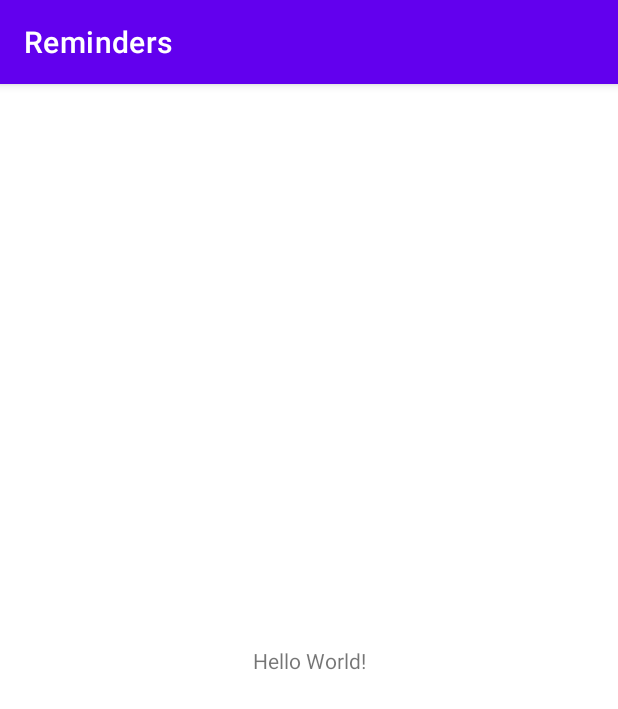
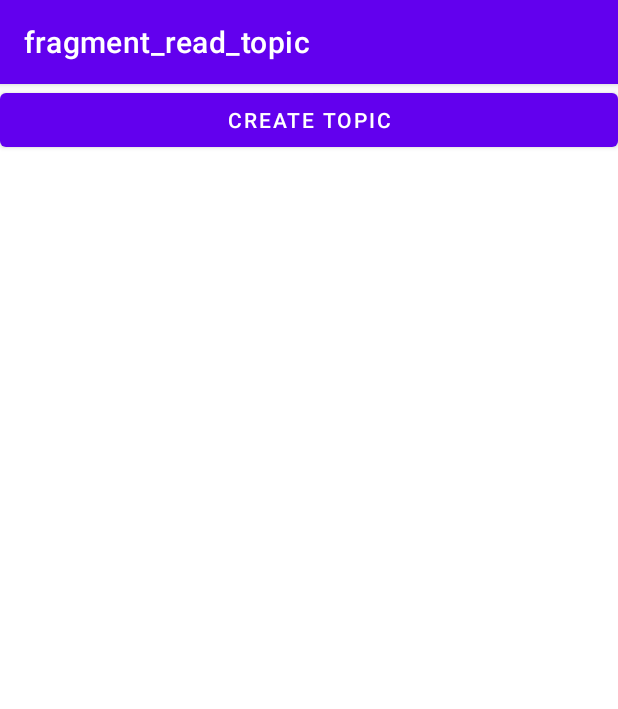
Before and after one commit to Huy-GV/AndroidReminders, an Android app: the screen it shows after launch (MainActivity), on a phone screen of 412 x 824 dp. Shown: the top 709 px of the screen. Run offline under Robolectric (Android 15) with nearby library versions, the phone set to English and light mode, and no system bars; our stand-ins replace Room's generated code, navigation-ui.

```diff
--- a/app/src/main/AndroidManifest.xml
+++ b/app/src/main/AndroidManifest.xml
@@ -4,6 +4,7 @@
 
     <application
         android:allowBackup="true"
+        android:name=".application.MyApplication"
         android:icon="@mipmap/ic_launcher"
         android:label="@string/app_name"
         android:roundIcon="@mipmap/ic_launcher_round"
--- /dev/null
+++ b/app/src/main/java/com/reminders/AppViewModel.kt
@@ -0,0 +1,55 @@
+  package com.reminders
+
+import androidx.lifecycle.*
+import androidx.room.Room
+import com.reminders.data.dao.*
+import com.reminders.data.database.AppDatabase
+import com.reminders.data.model.*
+import kotlinx.coroutines.launch
+import java.util.*
+
+class AppViewModel(
+    private val topicDao: TopicDao,
+    private val reminderDao: ReminderDao
+
+) : ViewModel() {
+    fun getTopics() : LiveData<List<Topic>> {
+        return topicDao.getAll().asLiveData()
+    }
+
+    fun createTopic(name: String, creationDate: Date) {
+        viewModelScope.launch {
+            topicDao.create(Topic(name = name, creationDate = creationDate))
+        }
+    }
+
+    fun getReminders(topicId: Int) {
+        viewModelScope.launch {
+            reminderDao.getAll(topicId)
+        }
+    }
+
+    fun createReminder(content: String, deadline: Date, priority: Int, topicId: Int) {
+        viewModelScope.launch {
+            reminderDao.create(Reminder(
+                content = content,
+                deadline = deadline,
+                priority = priority,
+                topicId = topicId
+            ))
+        }
+    }
+
+
+
+    class Factory(
+        private val reminderDao: ReminderDao,
+        private val topicDao: TopicDao
+        ) : ViewModelProvider.Factory {
+
+        override fun <T : ViewModel?> create(modelClass: Class<T>): T {
+            return AppViewModel(topicDao, reminderDao) as T
+        }
+    }
+
+}
--- a/app/src/main/java/com/reminders/MainActivity.kt
+++ b/app/src/main/java/com/reminders/MainActivity.kt
@@ -2,10 +2,27 @@ package com.reminders
 
 import androidx.appcompat.app.AppCompatActivity
 import android.os.Bundle
+import androidx.navigation.NavController
+import androidx.navigation.fragment.NavHostFragment
+import androidx.navigation.ui.NavigationUI
+
 
 class MainActivity : AppCompatActivity() {
+
+    private lateinit var navController: NavController
+
     override fun onCreate(savedInstanceState: Bundle?) {
         super.onCreate(savedInstanceState)
         setContentView(R.layout.activity_main)
+
+        val navHostFragment = supportFragmentManager
+            .findFragmentById(R.id.nav_host_fragment) as NavHostFragment
+        navController = navHostFragment.navController
+        // Set up the action bar for use with the NavController
+        NavigationUI.setupActionBarWithNavController(this, navController)
+    }
+
+    override fun onSupportNavigateUp(): Boolean {
+        return navController.navigateUp() || super.onSupportNavigateUp()
     }
 }
--- /dev/null
+++ b/app/src/main/java/com/reminders/application/MyApplication.kt
@@ -0,0 +1,11 @@
+package com.reminders.application
+
+import android.app.Application
+import com.reminders.data.database.AppDatabase
+
+
+class MyApplication : Application() {
+    // Using by lazy so the database and the repository are only created when they're needed
+    // rather than when the application starts
+    val database: AppDatabase by lazy { AppDatabase.getDatabase(this) }
+}
--- a/app/src/main/java/com/reminders/data/dao/ReminderDao.kt
+++ b/app/src/main/java/com/reminders/data/dao/ReminderDao.kt
@@ -13,7 +13,7 @@ interface ReminderDao {
     @Delete
     suspend fun delete(reminder: Reminder)
     @Query("SELECT * from reminder WHERE topicId = :topicId ORDER BY deadline DESC")
-    fun getAll(topicId: Int): Flow<List<Reminder>>
+    fun getAll(topicId: Int): List<Reminder>
     @Query("SELECT * from reminder WHERE id = :id")
     fun getReminder(id: Int): Flow<Reminder>
 }
--- /dev/null
+++ b/app/src/main/java/com/reminders/data/database/AppDatabase.kt
@@ -0,0 +1,38 @@
+package com.reminders.data.database
+
+import android.app.Application
+import android.content.Context
+import androidx.room.Database
+import androidx.room.Room
+import androidx.room.RoomDatabase
+import androidx.room.TypeConverters
+import com.reminders.data.dao.*
+import com.reminders.data.model.*
+
+@Database(entities = [Reminder::class, Topic::class], version = 1, exportSchema = false)
+@TypeConverters(Converters::class)
+abstract class AppDatabase : RoomDatabase() {
+
+    abstract fun topicDao(): TopicDao
+    abstract fun reminderDao(): ReminderDao
+
+    companion object {
+        @Volatile
+        private var INSTANCE: AppDatabase? = null
+        fun getDatabase(context: Context): AppDatabase {
+            return INSTANCE ?: synchronized(this) {
+                val instance = Room.databaseBuilder(
+                    context.applicationContext,
+                    AppDatabase::class.java,
+                    "app_database"
+                )
+                    .fallbackToDestructiveMigration()
+                    .build()
+                INSTANCE = instance
+                return instance
+            }
+        }
+    }
+
+
+}
--- a/app/src/main/java/com/reminders/data/model/Reminder.kt
+++ b/app/src/main/java/com/reminders/data/model/Reminder.kt
@@ -20,7 +20,7 @@ data class Reminder(
     @ColumnInfo(name = "content")
     val content: String,
     @ColumnInfo(name = "deadline")
-    val deadline: Date,
+    val deadline: Date?,
     @ColumnInfo(name = "priority")
     val priority: Int,
     @ColumnInfo(name = "topicId")
--- a/app/src/main/java/com/reminders/topics/ReadTopicFragment.kt
+++ b/app/src/main/java/com/reminders/topics/ReadTopicFragment.kt
@@ -4,10 +4,15 @@ import android.os.Bundle
 import androidx.fragment.app.Fragment
 import android.view.LayoutInflater
 import android.view.View
+import androidx.fragment.app.activityViewModels
 import android.view.ViewGroup
+import android.widget.Button
+import androidx.navigation.fragment.findNavController
 import androidx.recyclerview.widget.LinearLayoutManager
 import androidx.recyclerview.widget.RecyclerView
+import com.reminders.AppViewModel
 import com.reminders.R
+import com.reminders.application.MyApplication
 
 // TODO: Rename parameter arguments, choose names that match
 // the fragment initialization parameters, e.g. ARG_ITEM_NUMBER
@@ -20,39 +25,49 @@ private const val ARG_PARAM2 = "param2"
  * create an instance of this fragment.
  */
 class ReadTopicFragment : Fragment() {
-    // TODO: Rename and change types of parameters
-    private var param1: String? = null
-    private var param2: String? = null
+    private val appViewModel: AppViewModel by activityViewModels {
+
+        AppViewModel.Factory(
+            (activity?.application as MyApplication).database.reminderDao(),
+            (activity?.application as MyApplication).database.topicDao()
+        )
+    }
 
     override fun onCreate(savedInstanceState: Bundle?) {
         super.onCreate(savedInstanceState)
-        arguments?.let {
-            param1 = it.getString(ARG_PARAM1)
-            param2 = it.getString(ARG_PARAM2)
-        }
+
     }
 
     override fun onCreateView(
         inflater: LayoutInflater, container: ViewGroup?,
-        savedInstanceState: Bundle?,
+        savedInstanceState: Bundle?
     ): View? {
         // Inflate the layout for this fragment
         val view = inflater.inflate(R.layout.fragment_read_topic, container, false)
-        view.findViewById<RecyclerView>(R.id.topic_recycler).apply{
-            adapter = TopicAdapter()
+
+        val recycler = view.findViewById<RecyclerView>(R.id.topic_recycler)
+        val topicAdapter = TopicAdapter()
+
+        appViewModel.getTopics().observe(this.viewLifecycleOwner) {
+                topics -> topicAdapter.updateData(topics)
+        }
+
+        recycler.apply {
+            adapter = topicAdapter
             layoutManager = LinearLayoutManager(this@ReadTopicFragment.context)
         }
+
+        view.findViewById<Button>(R.id.create_topic_button).setOnClickListener {
+            val action = ReadTopicFragmentDirections.actionReadTopicFragmentToCreateTopicFragment()
+            this.findNavController().navigate(action)
+        }
+
         return view
     }
 
     companion object {
         @JvmStatic
         fun newInstance(param1: String, param2: String) =
-            ReadTopicFragment().apply {
-                arguments = Bundle().apply {
-                    putString(ARG_PARAM1, param1)
-                    putString(ARG_PARAM2, param2)
-                }
-            }
+            ReadTopicFragment()
     }
 }
--- a/app/src/main/java/com/reminders/topics/TopicAdapter.kt
+++ b/app/src/main/java/com/reminders/topics/TopicAdapter.kt
@@ -4,12 +4,25 @@ import android.view.LayoutInflater
 import android.view.View
 import android.view.View.inflate
 import android.view.ViewGroup
+import android.widget.TextView
 import androidx.recyclerview.widget.RecyclerView
 import com.reminders.R
+import com.reminders.data.model.Topic
+import kotlinx.coroutines.flow.Flow
+import kotlinx.coroutines.flow.collectIndexed
 
-class TopicAdapter : RecyclerView.Adapter<TopicAdapter.TopicViewHolder>() {
+class TopicAdapter() : RecyclerView.Adapter<TopicAdapter.TopicViewHolder>() {
     class TopicViewHolder(itemView: View) : RecyclerView.ViewHolder(itemView) {
+        var name = itemView.findViewById<TextView>(R.id.topic_name)
+        var creationDate = itemView.findViewById<TextView>(R.id.topic_creation_date)
+    }
 
+    val topics = mutableListOf<Topic>()
+
+    fun updateData(newData: List<Topic>) {
+        topics.clear()
+        topics.addAll(newData)
+        notifyDataSetChanged()
     }
 
     override fun onCreateViewHolder(parent: ViewGroup, viewType: Int): TopicViewHolder {
@@ -21,13 +34,15 @@ class TopicAdapter : RecyclerView.Adapter<TopicAdapter.TopicViewHolder>() {
     }
 
     override fun onBindViewHolder(holder: TopicViewHolder, position: Int) {
-        val topic = holder.apply {
-
+        val topic = topics[position]
+        holder.apply {
+            name.text = topic.name
+            creationDate.text = topic.creationDate.toString()
         }
     }
 
     override fun getItemCount(): Int {
-        TODO("Not yet implemented")
+        return topics.size
     }
 
 
--- a/app/src/main/res/layout/activity_main.xml
+++ b/app/src/main/res/layout/activity_main.xml
@@ -1,18 +1,18 @@
 <?xml version="1.0" encoding="utf-8"?>
-<androidx.constraintlayout.widget.ConstraintLayout xmlns:android="http://schemas.android.com/apk/res/android"
+<androidx.constraintlayout.widget.ConstraintLayout
+    xmlns:android="http://schemas.android.com/apk/res/android"
     xmlns:app="http://schemas.android.com/apk/res-auto"
     xmlns:tools="http://schemas.android.com/tools"
     android:layout_width="match_parent"
     android:layout_height="match_parent"
     tools:context=".MainActivity">
 
-    <TextView
-        android:layout_width="wrap_content"
-        android:layout_height="wrap_content"
-        android:text="Hello World!"
-        app:layout_constraintBottom_toBottomOf="parent"
-        app:layout_constraintLeft_toLeftOf="parent"
-        app:layout_constraintRight_toRightOf="parent"
-        app:layout_constraintTop_toTopOf="parent" />
+    <androidx.fragment.app.FragmentContainerView
+        android:id="@+id/nav_host_fragment"
+        android:name="androidx.navigation.fragment.NavHostFragment"
+        android:layout_width="match_parent"
+        android:layout_height="match_parent"
+        app:defaultNavHost="true"
+        app:navGraph="@navigation/nav_graph"/>
 
 </androidx.constraintlayout.widget.ConstraintLayout>
--- a/app/src/main/res/layout/fragment_read_topic.xml
+++ b/app/src/main/res/layout/fragment_read_topic.xml
@@ -1,12 +1,19 @@
 <?xml version="1.0" encoding="utf-8"?>
-<FrameLayout xmlns:android="http://schemas.android.com/apk/res/android"
+<LinearLayout xmlns:android="http://schemas.android.com/apk/res/android"
     xmlns:tools="http://schemas.android.com/tools"
     android:layout_width="match_parent"
     android:layout_height="match_parent"
-    tools:context=".topics.ReadTopicFragment">
+    tools:context=".topics.ReadTopicFragment"
+    android:orientation="vertical">
+
+    <Button
+        android:layout_width="match_parent"
+        android:layout_height="wrap_content"
+        android:text="Create topic"
+        android:id="@+id/create_topic_button"/>
 
     <androidx.recyclerview.widget.RecyclerView
         android:id="@+id/topic_recycler"
         android:layout_width="match_parent"
         android:layout_height="match_parent" />
-</FrameLayout>
+</LinearLayout>
--- /dev/null
+++ b/app/src/main/res/navigation/nav_graph.xml
@@ -0,0 +1,20 @@
+<?xml version="1.0" encoding="utf-8"?>
+<navigation xmlns:android="http://schemas.android.com/apk/res/android"
+    xmlns:app="http://schemas.android.com/apk/res-auto"
+    xmlns:tools="http://schemas.android.com/tools"
+    app:startDestination="@id/readTopicFragment">
+
+    <fragment
+        android:id="@+id/readTopicFragment"
+        android:name="com.reminders.topics.ReadTopicFragment"
+        android:label="fragment_read_topic"
+        tools:layout="@layout/fragment_read_topic" >
+        <action
+            android:id="@+id/action_readTopicFragment_to_createTopicFragment"
+            app:destination="@id/createTopicFragment" />
+    </fragment>
+    <fragment
+        android:id="@+id/createTopicFragment"
+        android:name="com.reminders.topics.CreateTopicFragment"
+        android:label="CreateTopicFragment" />
+</navigation>
--- a/app/src/main/res/values/strings.xml
+++ b/app/src/main/res/values/strings.xml
@@ -2,4 +2,5 @@
     <string name="app_name">Reminders</string>
     <!-- TODO: Remove or change this placeholder text -->
     <string name="hello_blank_fragment">Hello blank fragment</string>
+    <string name="create_topic_prompt">Enter topic name</string>
 </resources>
```
Also changed, not shown: app/build.gradle (+12 -1 lines), app/src/main/java/com/reminders/data/model/Converters.kt (added, +16 -0 lines), app/src/main/java/com/reminders/topics/CreateTopicFragment.kt (added, +46 -0 lines), app/src/main/res/layout/fragment_create_topic.xml (added, +35 -0 lines), build.gradle (+10 -2 lines).
